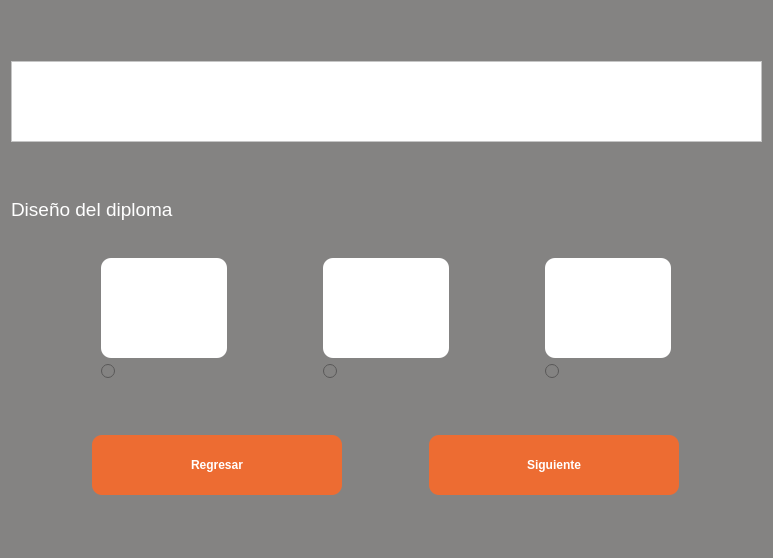
Above: ui/SeleccionTemplate.ui from RicarlOz/DiplomaGenerator before the change. Below: the same form after it.
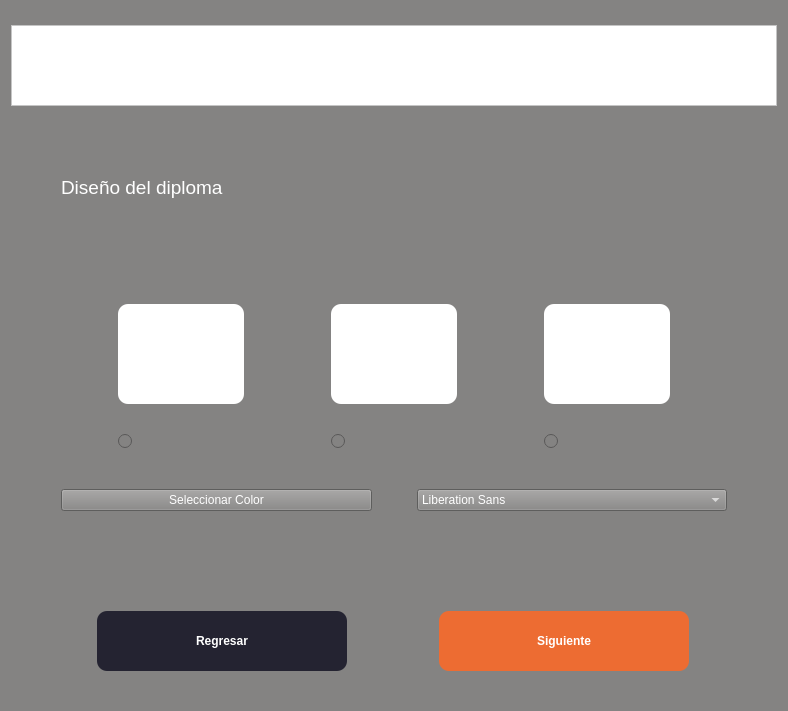
That is the form after the change. Icons and pictures are not drawn.

The edit to the form file:
```diff
--- a/ui/SeleccionTemplate.ui
+++ b/ui/SeleccionTemplate.ui
@@ -6,8 +6,8 @@
    <rect>
     <x>0</x>
     <y>0</y>
-    <width>773</width>
-    <height>558</height>
+    <width>788</width>
+    <height>711</height>
    </rect>
   </property>
   <property name="palette">
@@ -435,9 +435,18 @@
    <string notr="true">color: white;
 background-color: rgb(132, 131, 130);</string>
   </property>
-  <layout class="QVBoxLayout" name="verticalLayout">
+  <layout class="QVBoxLayout" name="verticalLayout" stretch="0,1,0">
+   <property name="topMargin">
+    <number>11</number>
+   </property>
    <item>
     <widget class="QFrame" name="frame">
+     <property name="sizePolicy">
+      <sizepolicy hsizetype="Preferred" vsizetype="Fixed">
+       <horstretch>0</horstretch>
+       <verstretch>0</verstretch>
+      </sizepolicy>
+     </property>
      <property name="maximumSize">
       <size>
        <width>16777215</width>
@@ -488,6 +497,21 @@
    </item>
    <item>
     <layout class="QVBoxLayout" name="verticalLayout_4">
+     <property name="spacing">
+      <number>40</number>
+     </property>
+     <property name="leftMargin">
+      <number>50</number>
+     </property>
+     <property name="topMargin">
+      <number>50</number>
+     </property>
+     <property name="rightMargin">
+      <number>50</number>
+     </property>
+     <property name="bottomMargin">
+      <number>70</number>
+     </property>
      <item>
       <widget class="QLabel" name="label_2">
        <property name="sizePolicy">
@@ -562,7 +586,10 @@
       </layout>
      </item>
      <item>
-      <layout class="QHBoxLayout" name="horizontalLayout_2">
+      <layout class="QHBoxLayout" name="horizontalLayout_2" stretch="1,1,1">
+       <property name="spacing">
+        <number>30</number>
+       </property>
        <item>
         <layout class="QGridLayout" name="gridLayout_3">
          <item row="0" column="0">
@@ -712,10 +739,37 @@
        </item>
       </layout>
      </item>
+     <item>
+      <layout class="QHBoxLayout" name="horizontalLayout_4">
+       <property name="spacing">
+        <number>45</number>
+       </property>
+       <item>
+        <widget class="QPushButton" name="btnColor">
+         <property name="text">
+          <string>Seleccionar Color</string>
+         </property>
+        </widget>
+       </item>
+       <item>
+        <widget class="QFontComboBox" name="fontBox">
+         <property name="editable">
+          <bool>false</bool>
+         </property>
+        </widget>
+       </item>
+      </layout>
+     </item>
     </layout>
    </item>
    <item>
     <layout class="QHBoxLayout" name="horizontalLayout">
+     <property name="topMargin">
+      <number>10</number>
+     </property>
+     <property name="bottomMargin">
+      <number>15</number>
+     </property>
      <item>
       <widget class="QPushButton" name="btnBack">
        <property name="sizePolicy">
@@ -738,7 +792,7 @@
         </font>
        </property>
        <property name="styleSheet">
-        <string notr="true">background-color: rgb(237, 108, 50);
+        <string notr="true">background-color: #242331;
 border-radius: 10px</string>
        </property>
        <property name="text">
```
